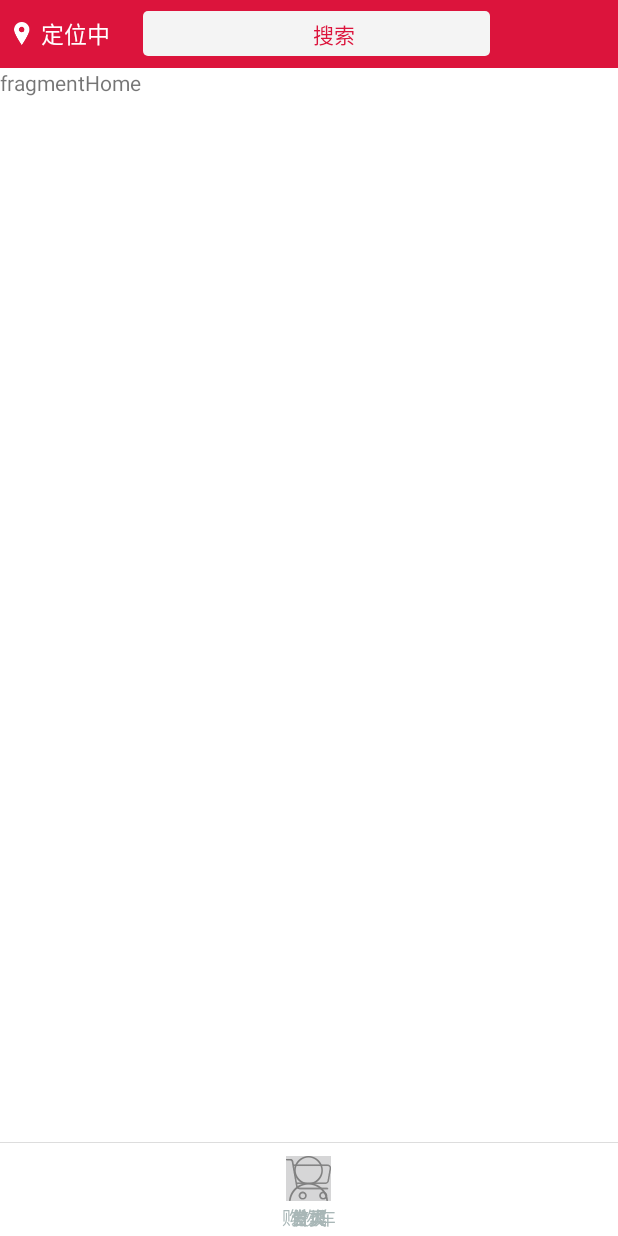
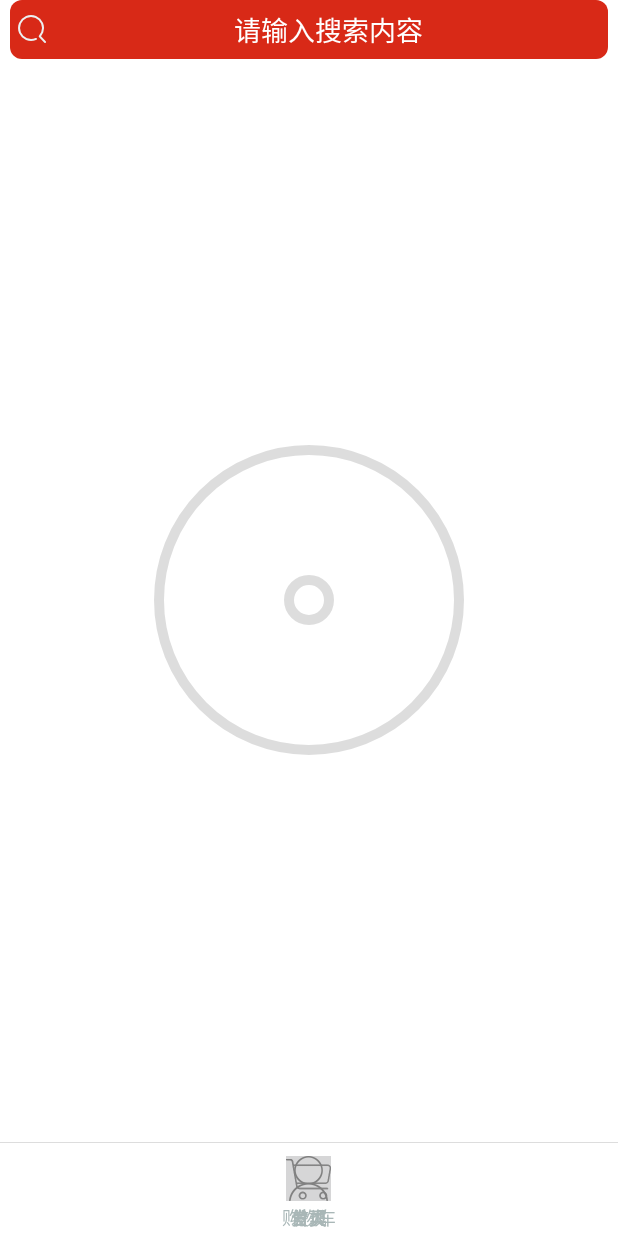
Before and after one commit to zhiweinitingliu/JiuGui, an Android app: the screen it shows after launch (MainActivity), on a phone screen of 412 x 824 dp. Run offline under Robolectric (Android 15) with nearby library versions, the phone set to English and light mode, and no system bars; libraries missing offline, so code that uses them is left out: com.alibaba.fastjson, com.zhy.http; 1 statement that could not run was skipped.

Commit message:
对FragmentHome的布局做了一些修改

```diff
--- a/app/build.gradle
+++ b/app/build.gradle
@@ -6,7 +6,7 @@
 
     defaultConfig {
         applicationId "com.jiugui.shop.resetbuild.jiugui"
-        minSdkVersion 15
+        minSdkVersion 21
         targetSdkVersion 23
         versionCode 1
         versionName "1.0"
--- /dev/null
+++ b/app/src/main/java/com/jiugui/shop/resetbuild/jiugui/view/MyView.java
@@ -0,0 +1,79 @@
+package com.jiugui.shop.resetbuild.jiugui.view;
+
+import android.content.Context;
+import android.graphics.Canvas;
+import android.graphics.Paint;
+import android.util.AttributeSet;
+import android.view.View;
+
+import com.jiugui.shop.resetbuild.jiugui.R;
+
+/**
+ * Created by wdk on 16/8/1.
+ */
+public class MyView extends View {
+
+    /**
+     * 定义画笔
+     */
+    private Paint paintLine;
+    private Paint paintCicle;
+
+    public MyView(Context context) {
+        this(context, null);
+    }
+
+    public MyView(Context context, AttributeSet attrs) {
+        this(context, attrs, 0);
+    }
+
+    public MyView(Context context, AttributeSet attrs, int defStyleAttr) {
+        super(context, attrs, defStyleAttr);
+        init();
+        initView();
+    }
+
+    private void init() {
+        /**
+         * 画线
+         */
+        paintLine = new Paint();
+        paintLine.setColor(getResources().getColor(R.color.rgb_220_20_60));
+
+        /**
+         * 画圈
+         */
+        paintCicle = new Paint();
+        paintCicle.setColor(getResources().getColor(R.color.rgb_34_0_0));
+        paintCicle.setStrokeWidth(10);
+        paintCicle.setAntiAlias(true);
+        paintCicle.setStyle(Paint.Style.STROKE);
+    }
+
+    private void initView() {
+
+    }
+
+    private int width;
+    private int height;
+
+    @Override
+    protected void onMeasure(int widthMeasureSpec, int heightMeasureSpec) {
+        super.onMeasure(widthMeasureSpec, heightMeasureSpec);
+        width = getDefaultSize(getSuggestedMinimumWidth(), widthMeasureSpec);
+        height = getDefaultSize(getSuggestedMinimumHeight(), heightMeasureSpec);
+        setMeasuredDimension(width, height);
+    }
+
+    @Override
+    protected void onDraw(Canvas canvas) {
+        super.onDraw(canvas);
+
+        float radious = 150;
+        canvas.drawCircle(width/2, height/2, radious, paintCicle);
+//        canvas.restore();
+
+        canvas.drawCircle(width/2,height/2,20,paintCicle);
+
+    }
+}
--- /dev/null
+++ b/app/src/main/java/com/jiugui/shop/resetbuild/jiugui/widget/CnToolbar.java
@@ -0,0 +1,184 @@
+package com.jiugui.shop.resetbuild.jiugui.widget;
+
+import android.content.Context;
+import android.graphics.drawable.Drawable;
+import android.support.v7.internal.widget.TintTypedArray;
+import android.support.v7.widget.Toolbar;
+import android.util.AttributeSet;
+import android.view.Gravity;
+import android.view.LayoutInflater;
+import android.view.View;
+import android.view.ViewGroup;
+import android.widget.EditText;
+import android.widget.ImageButton;
+import android.widget.TextView;
+
+import com.jiugui.shop.resetbuild.jiugui.R;
+
+
+/**
+ * Created by Ivan on 15/9/28.
+ */
+public class CnToolbar extends Toolbar {
+
+
+
+    private LayoutInflater mInflater;
+
+    private View mView;
+    private TextView mTextTitle;
+    private EditText mSearchView;
+    private ImageButton mRightImageButton;
+
+
+    public CnToolbar(Context context) {
+       this(context,null);
+    }
+
+    public CnToolbar(Context context, AttributeSet attrs) {
+        this(context, attrs, 0);
+    }
+
+    public CnToolbar(Context context, AttributeSet attrs, int defStyleAttr) {
+        super(context, attrs, defStyleAttr);
+
+
+
+        initView();
+        setContentInsetsRelative(10,10);
+
+
+
+
+        if(attrs !=null) {
+            final TintTypedArray a = TintTypedArray.obtainStyledAttributes(getContext(), attrs,
+                    R.styleable.CnToolbar, defStyleAttr, 0);
+
+
+            final Drawable rightIcon = a.getDrawable(R.styleable.CnToolbar_rightButtonIcon);
+            if (rightIcon != null) {
+                //setNavigationIcon(navIcon);
+                setRightButtonIcon(rightIcon);
+            }
+
+
+            boolean isShowSearchView = a.getBoolean(R.styleable.CnToolbar_isShowSearchView,false);
+
+            if(isShowSearchView){
+
+                showSearchView();
+                hideTitleView();
+
+            }
+
+
+            a.recycle();
+        }
+
+    }
+
+    private void initView() {
+
+
+        if(mView == null) {
+
+            mInflater = LayoutInflater.from(getContext());
+            mView = mInflater.inflate(R.layout.toolbar, null);
+
+
+            mTextTitle = (TextView) mView.findViewById(R.id.toolbar_title);
+            mSearchView = (EditText) mView.findViewById(R.id.toolbar_searchview);
+            mRightImageButton = (ImageButton) mView.findViewById(R.id.toolbar_rightButton);
+
+
+            LayoutParams lp = new LayoutParams(ViewGroup.LayoutParams.MATCH_PARENT, ViewGroup.LayoutParams.WRAP_CONTENT, Gravity.CENTER_HORIZONTAL);
+
+            addView(mView, lp);
+        }
+
+
+
+    }
+
+
+    public void  setRightButtonIcon(Drawable icon){
+
+        if(mRightImageButton !=null){
+
+            mRightImageButton.setImageDrawable(icon);
+            mRightImageButton.setVisibility(VISIBLE);
+        }
+
+    }
+
+
+    public  void setRightButtonOnClickListener(OnClickListener li){
+
+        mRightImageButton.setOnClickListener(li);
+    }
+
+
+
+
+    @Override
+    public void setTitle(int resId) {
+
+        setTitle(getContext().getText(resId));
+    }
+
+    @Override
+    public void setTitle(CharSequence title) {
+
+        initView();
+        if(mTextTitle !=null) {
+            mTextTitle.setText(title);
+            showTitleView();
+        }
+
+
+
+
+
+    }
+
+
+
+    public  void showSearchView(){
+
+        if(mSearchView !=null)
+            mSearchView.setVisibility(VISIBLE);
+
+    }
+
+
+    public void hideSearchView(){
+        if(mSearchView !=null)
+            mSearchView.setVisibility(GONE);
+    }
+
+    public void showTitleView(){
+        if(mTextTitle !=null)
+            mTextTitle.setVisibility(VISIBLE);
+    }
+
+
+    public void hideTitleView() {
+        if (mTextTitle != null)
+            mTextTitle.setVisibility(GONE);
+
+    }
+
+
+//
+//    private void ensureRightButtonView() {
+//        if (mRightImageButton == null) {
+//            mRightImageButton = new ImageButton(getContext(), null,
+//                    android.support.v7.appcompat.R.attr.toolbarNavigationButtonStyle);
+//            final LayoutParams lp = generateDefaultLayoutParams();
+//            lp.gravity = GravityCompat.START | (Gravity.VERTICAL_GRAVITY_MASK);
+//            mRightImageButton.setLayoutParams(lp);
+//        }
+//    }
+
+
+}
--- /dev/null
+++ b/app/src/main/res/drawable/selector_search_view.xml
@@ -0,0 +1,23 @@
+<?xml version="1.0" encoding="utf-8"?>
+
+    <selector
+        xmlns:android="http://schemas.android.com/apk/res/android">
+        <item android:state_enabled="false" >
+            <shape android:shape="rectangle">
+                <corners android:radius="8dp" />
+                <solid android:color="#eb4f38" />
+            </shape>
+        </item>
+        <item android:state_pressed="true">
+            <shape android:shape="rectangle">
+                <corners android:radius="8dp" />
+                <solid android:color="#eb4f38" />
+            </shape>
+        </item>
+        <item>
+            <shape android:shape="rectangle">
+                <corners android:radius="8dp" />
+                <solid android:color="#D82917" />
+            </shape>
+        </item>
+    </selector>
--- a/app/src/main/res/layout/fragment_home.xml
+++ b/app/src/main/res/layout/fragment_home.xml
@@ -3,111 +3,13 @@
     android:layout_width="match_parent"
     android:layout_height="match_parent"
     android:orientation="vertical">
+    <com.jiugui.shop.resetbuild.jiugui.widget.CnToolbar
+        android:layout_width="match_parent"
+        android:layout_height="wrap_content"/>
 
-    <LinearLayout
-        android:id="@+id/title"
-        android:layout_width="match_parent"
-        android:layout_height="45dp"
-        android:background="@color/rgb_220_20_60"
-        android:focusable="true"
-        android:gravity="center_vertical"
-        android:orientation="horizontal">
-
-        <!--显示当前城市-->
-        <LinearLayout
-            android:id="@+id/currentDistrict"
-            android:layout_width="80dp"
-            android:layout_height="match_parent"
-            android:gravity="center"
-            android:orientation="horizontal"
-            android:visibility="visible">
-
-            <ImageView
-                android:id="@+id/location_img"
-                android:layout_width="15dp"
-                android:layout_height="15dp"
-                android:src="@mipmap/locate_current_address" />
-
-            <TextView
-                android:id="@+id/currentDistrict_tv"
-                android:layout_width="wrap_content"
-                android:layout_height="wrap_content"
-                android:layout_marginLeft="5dp"
-                android:singleLine="true"
-                android:text="定位中"
-                android:textColor="@color/rgb_255_255_255"
-                android:textSize="15sp" />
-
-            <ImageView
-                android:layout_width="10dp"
-                android:layout_height="10dp"
-                android:src="@mipmap/city_tag"
-                android:visibility="gone" />
-
-        </LinearLayout>
-
-        <!--搜索-->
-        <LinearLayout
-            android:id="@+id/search"
-            android:layout_width="1px"
-            android:layout_height="30dp"
-            android:layout_centerInParent="true"
-            android:layout_centerVertical="true"
-            android:layout_marginBottom="7dp"
-            android:layout_marginLeft="15dp"
-            android:layout_marginRight="15dp"
-            android:layout_marginTop="7dp"
-            android:layout_weight="1"
-            android:background="@drawable/white_solid_rectangle_3corners_search"
-            android:focusable="false"
-            android:gravity="center"
-            android:orientation="horizontal"
-            android:paddingLeft="5dp"
-            android:paddingRight="5dp">
-
-            <ImageView
-                android:id="@+id/search_img"
-                android:layout_width="20dp"
-                android:layout_height="20dp" />
-
-            <TextView
-                android:id="@+id/search_txt"
-                android:layout_width="wrap_content"
-                android:layout_height="20dp"
-                android:layout_marginLeft="3dp"
-                android:gravity="center"
-                android:text="搜索"
-                android:textColor="@color/rgb_220_20_60" />
-
-        </LinearLayout>
-
-        <LinearLayout
-            android:id="@+id/right"
-            android:layout_width="70dp"
-            android:layout_height="fill_parent"
-            android:layout_alignParentRight="true"
-            android:layout_centerVertical="true"
-            android:gravity="center"
-            android:orientation="vertical"
-            android:visibility="invisible">
-
-            <ImageView
-                android:id="@+id/right_img"
-                android:layout_width="20dp"
-                android:layout_height="20dp"
-                android:layout_marginTop="10dp"
-                android:src="@mipmap/locate_current_address" />
-
-            <TextView
-                android:layout_width="wrap_content"
-                android:layout_height="wrap_content"
-                android:layout_marginBottom="3dp"
-                android:text="定位"
-                android:textColor="@color/rgb_255_255_255"
-                android:textSize="10sp" />
-
-        </LinearLayout>
-    </LinearLayout>
+    <com.jiugui.shop.resetbuild.jiugui.view.MyView
+        android:layout_width="wrap_content"
+        android:layout_height="wrap_content"/>
 
     <TextView
         android:layout_width="wrap_content"
--- /dev/null
+++ b/app/src/main/res/layout/toolbar.xml
@@ -0,0 +1,41 @@
+<?xml version="1.0" encoding="utf-8"?>
+
+<RelativeLayout xmlns:android="http://schemas.android.com/apk/res/android"
+    android:layout_width="fill_parent"
+    android:layout_height="wrap_content">
+
+    <EditText
+        android:id="@+id/toolbar_searchview"
+        style="@style/search_view"
+        android:layout_width="match_parent"
+        android:layout_height="wrap_content"
+        android:layout_centerVertical="true"
+        android:layout_gravity="center"
+        android:drawableLeft="@mipmap/icon_search"
+        android:gravity="center"
+        android:hint="请输入搜索内容"
+
+
+        />
+
+    <TextView
+        android:id="@+id/toolbar_title"
+        android:layout_width="wrap_content"
+        android:layout_height="wrap_content"
+        android:layout_centerInParent="true"
+        android:layout_gravity="center"
+        android:gravity="center"
+        android:textColor="@color/rgb_255_255_255"
+        android:textSize="20sp"
+        android:visibility="gone" />
+
+    <ImageButton
+        android:id="@+id/toolbar_rightButton"
+        style="@android:style/Widget.Material.Toolbar.Button.Navigation"
+        android:layout_width="wrap_content"
+        android:layout_height="wrap_content"
+        android:layout_alignParentRight="true"
+        android:layout_centerVertical="true"
+        android:visibility="gone" />
+
+</RelativeLayout>
--- /dev/null
+++ b/app/src/main/res/values/attrs.xml
@@ -0,0 +1,7 @@
+<?xml version="1.0" encoding="utf-8"?>
+<resources>
+    <declare-styleable name="CnToolbar">
+        <attr name="rightButtonIcon" format="reference" />
+        <attr name="isShowSearchView" format="boolean" />
+    </declare-styleable>
+</resources>
--- a/app/src/main/res/values/styles.xml
+++ b/app/src/main/res/values/styles.xml
@@ -8,4 +8,17 @@
         <item name="colorAccent">@color/colorAccent</item>
     </style>
 
+    <style name="search_view">
+        <item name="android:textSize">18sp</item>
+        <item name="android:textColor">@color/rgb_255_255_255</item>
+        <item name="android:textColorHint">@color/rgb_255_255_255</item>
+
+        <item name="android:background">@drawable/selector_search_view</item>
+        <item name="android:paddingTop">6dp</item>
+        <item name="android:paddingBottom">6dp</item>
+        <item name="android:paddingLeft">4dp</item>
+
+        <item name="android:singleLine">true</item>
+    </style>
+
 </resources>
```
Also changed, not shown: app/src/main/res/mipmap-hdpi/backbutton_icon.png (added), app/src/main/res/mipmap-hdpi/icon_search.png (added).
